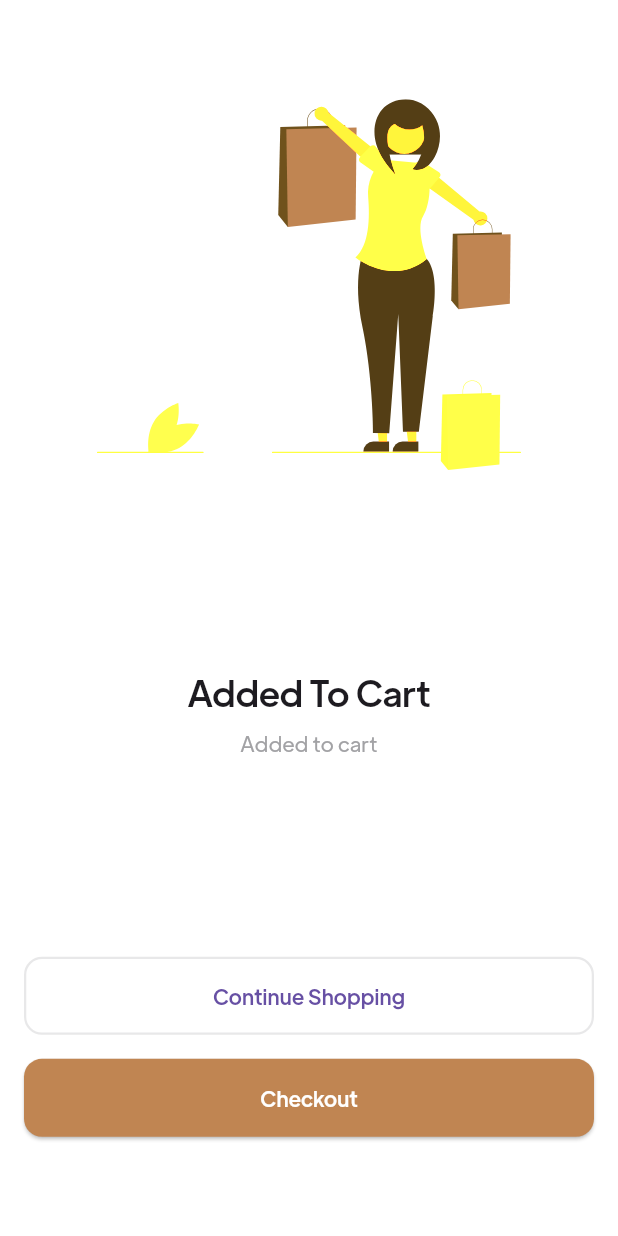
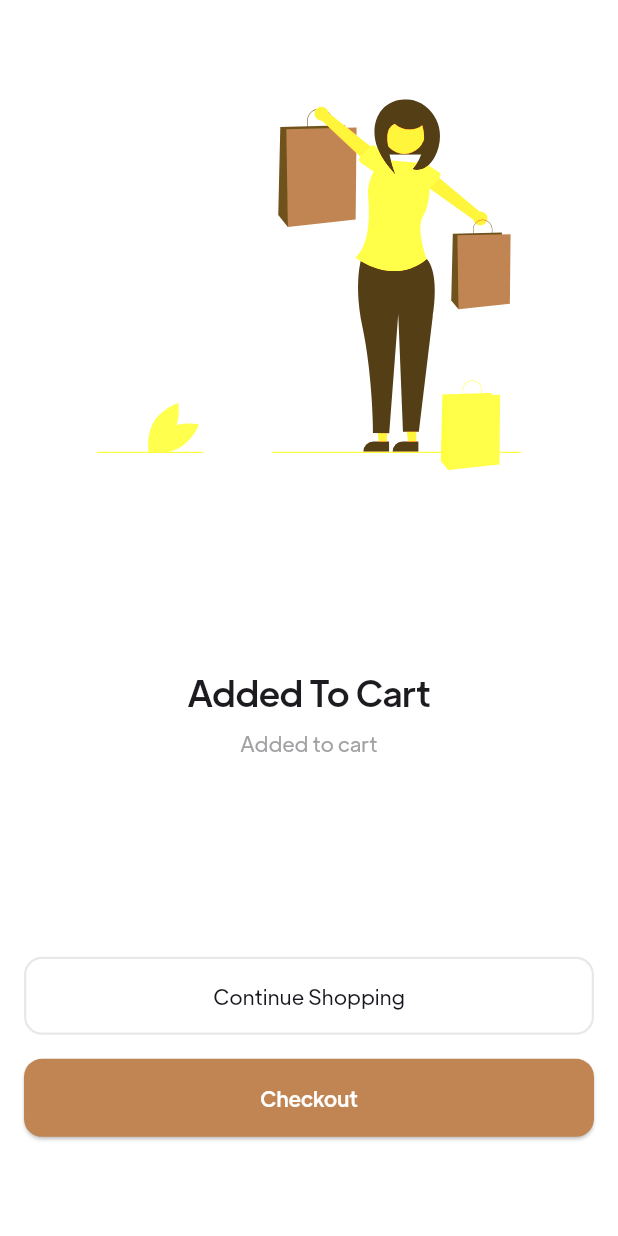
Before and after one commit to by-architect/ecommerce_app_mobile, a Flutter app: the AddedToCartMessageScreen screen opened directly, on a phone screen of 412 x 824 dp. Run offline on Flutter 3.47's test engine with Material 3 defaults, Android fonts, the phone set to English and light mode, and no system bars; our stand-ins replace bloc, cached_network_image, cloud_firestore, connectivity_plus, firebase_auth, firebase_core and 7 more; accounts and stored records are empty; network calls fail.

Commit message:
#58{#1,#2}

```diff
--- a/lib/common/ui/theme/AppStyles.dart
+++ b/lib/common/ui/theme/AppStyles.dart
@@ -5,28 +5,31 @@ import 'package:flutter/material.dart';
 import 'package:ecommerce_app_mobile/common/ui/theme/AppColors.dart';
 
 class AppStyles {
-
   static const grandisExtendedFont = "GrandisExtended";
 
-  static final ElevatedButtonThemeData elevatedButtonThemeDataLight = ElevatedButtonThemeData(
+  static final ElevatedButtonThemeData elevatedButtonThemeDataLight =
+      ElevatedButtonThemeData(
     style: ElevatedButton.styleFrom(
       padding: const EdgeInsets.all(AppSizes.defaultPadding),
       backgroundColor: AppColors.primaryColor,
       foregroundColor: AppColors.whiteColor,
       minimumSize: const Size(double.infinity, 32),
       shape: const RoundedRectangleBorder(
-        borderRadius: BorderRadius.all(Radius.circular(AppSizes.defaultBorderRadius)),
+        borderRadius:
+            BorderRadius.all(Radius.circular(AppSizes.defaultBorderRadius)),
       ),
     ),
   );
-  static final ElevatedButtonThemeData elevatedButtonThemeDataDark = ElevatedButtonThemeData(
+  static final ElevatedButtonThemeData elevatedButtonThemeDataDark =
+      ElevatedButtonThemeData(
     style: ElevatedButton.styleFrom(
       padding: const EdgeInsets.all(AppSizes.defaultPadding),
       backgroundColor: AppColors.primaryColorDark,
       foregroundColor: AppColors.whiteColor80,
       minimumSize: const Size(double.infinity, 32),
       shape: const RoundedRectangleBorder(
-        borderRadius: BorderRadius.all(Radius.circular(AppSizes.defaultBorderRadius)),
+        borderRadius:
+            BorderRadius.all(Radius.circular(AppSizes.defaultBorderRadius)),
       ),
     ),
   );
@@ -47,8 +50,6 @@ class AppStyles {
     showUnselectedLabels: false,
   );
 
-
-
   //todo: handle
   static const dialogThemeLight = DialogTheme(
     backgroundColor: AppColors.whiteColor,
@@ -57,12 +58,10 @@ class AppStyles {
     backgroundColor: AppColors.blackColor,
   );
 
-
-
   static const chipThemeLight = ChipThemeData(
     brightness: Brightness.light,
     backgroundColor: AppColors.whiteColor,
-    labelStyle: TextStyle(fontSize: 12,color: AppColors.blackColor) ,
+    labelStyle: TextStyle(fontSize: 12, color: AppColors.blackColor),
     secondarySelectedColor: AppColors.whiteColor,
     secondaryLabelStyle: TextStyle(color: AppColors.cyanColor),
     side: BorderSide(
@@ -71,20 +70,22 @@ class AppStyles {
   );
   static const chipThemeDark = ChipThemeData(
     brightness: Brightness.dark,
-    labelStyle: TextStyle(fontSize: 12,color: AppColors.greyColor) ,
+    labelStyle: TextStyle(fontSize: 12, color: AppColors.greyColor),
     side: BorderSide(
       color: AppColors.greyColor,
     ),
   );
 
-  static OutlinedButtonThemeData outlinedButtonTheme({Color borderColor = AppColors.blackColor10}) {
+  static OutlinedButtonThemeData outlinedButtonTheme(
+      {Color borderColor = AppColors.blackColor10}) {
     return OutlinedButtonThemeData(
       style: OutlinedButton.styleFrom(
         padding: const EdgeInsets.all(AppSizes.defaultPadding),
         minimumSize: const Size(double.infinity, 32),
         side: BorderSide(width: 1.5, color: borderColor),
         shape: const RoundedRectangleBorder(
-          borderRadius: BorderRadius.all(Radius.circular(AppSizes.defaultBorderRadius)),
+          borderRadius:
+              BorderRadius.all(Radius.circular(AppSizes.defaultBorderRadius)),
         ),
       ),
     );
@@ -95,7 +96,8 @@ class AppStyles {
     style: TextButton.styleFrom(foregroundColor: AppColors.primaryColorDark),
   );
 
-  static const InputDecorationTheme inputDecorationThemeLight = InputDecorationTheme(
+  static const InputDecorationTheme inputDecorationThemeLight =
+      InputDecorationTheme(
     fillColor: AppColors.lightGreyColor,
     filled: true,
     border: AppStyles.outlineInputBorder,
@@ -106,7 +108,8 @@ class AppStyles {
     errorBorder: errorOutlineInputBorder,
   );
 
-  static const InputDecorationTheme inputDecorationThemeDark = InputDecorationTheme(
+  static const InputDecorationTheme inputDecorationThemeDark =
+      InputDecorationTheme(
     fillColor: AppColors.darkGreyColor,
     filled: true,
     border: AppStyles.outlineInputBorder,
@@ -119,17 +122,22 @@ class AppStyles {
 
   //todo: handle
   static const OutlineInputBorder outlineInputBorder = OutlineInputBorder(
-    borderRadius: BorderRadius.all(Radius.circular(AppSizes.defaultBorderRadius)),
-    borderSide: BorderSide(color: AppColors.greyColor, width: AppSizes.defaultBoxWidth),
+    borderRadius:
+        BorderRadius.all(Radius.circular(AppSizes.defaultBorderRadius)),
+    borderSide:
+        BorderSide(color: AppColors.greyColor, width: AppSizes.defaultBoxWidth),
   );
 
-  static const OutlineInputBorder focusedOutlineInputBorder = OutlineInputBorder(
-    borderRadius: BorderRadius.all(Radius.circular(AppSizes.defaultBorderRadius)),
+  static const OutlineInputBorder focusedOutlineInputBorder =
+      OutlineInputBorder(
+    borderRadius:
+        BorderRadius.all(Radius.circular(AppSizes.defaultBorderRadius)),
     borderSide: BorderSide(color: AppColors.primaryColor),
   );
 
   static const OutlineInputBorder errorOutlineInputBorder = OutlineInputBorder(
-    borderRadius: BorderRadius.all(Radius.circular(AppSizes.defaultBorderRadius)),
+    borderRadius:
+        BorderRadius.all(Radius.circular(AppSizes.defaultBorderRadius)),
     borderSide: BorderSide(
       color: AppColors.errorColor,
     ),
@@ -137,7 +145,8 @@ class AppStyles {
 
   static OutlineInputBorder secondaryOutlineInputBorder(BuildContext context) {
     return OutlineInputBorder(
-      borderRadius: const BorderRadius.all(Radius.circular(AppSizes.defaultBorderRadius)),
+      borderRadius:
+          const BorderRadius.all(Radius.circular(AppSizes.defaultBorderRadius)),
       borderSide: BorderSide(
         color: Theme.of(context).textTheme.bodyLarge!.color!.withOpacity(0.15),
       ),
@@ -153,10 +162,6 @@ class AppStyles {
     ),
     side: const BorderSide(color: AppColors.whiteColor40),
   );
-
-
-
-
 
   static const AppBarTheme appBarLightTheme = AppBarTheme(
     backgroundColor: Colors.white,
@@ -180,7 +185,6 @@ class AppStyles {
     ),
   );
 
-
   //todo:
   static ScrollbarThemeData scrollbarThemeData = ScrollbarThemeData(
     trackColor: WidgetStateProperty.all(AppColors.primaryColor),
@@ -190,7 +194,8 @@ class AppStyles {
     columnSpacing: 24,
     headingRowColor: WidgetStateProperty.all(Colors.black12),
     decoration: BoxDecoration(
-      borderRadius: const BorderRadius.all(Radius.circular(AppSizes.defaultBorderRadius)),
+      borderRadius:
+          const BorderRadius.all(Radius.circular(AppSizes.defaultBorderRadius)),
       border: Border.all(color: Colors.black12),
     ),
     dataTextStyle: const TextStyle(
@@ -204,7 +209,8 @@ class AppStyles {
     columnSpacing: 24,
     headingRowColor: WidgetStateProperty.all(Colors.white10),
     decoration: BoxDecoration(
-      borderRadius: const BorderRadius.all(Radius.circular(AppSizes.defaultBorderRadius)),
+      borderRadius:
+          const BorderRadius.all(Radius.circular(AppSizes.defaultBorderRadius)),
       border: Border.all(color: Colors.white10),
     ),
     dataTextStyle: const TextStyle(
@@ -213,6 +219,18 @@ class AppStyles {
       fontSize: 12,
     ),
   );
+
+  static ButtonStyle clickableWidgetOutlinedStyleLight =
+      OutlinedButton.styleFrom(
+          disabledBackgroundColor: AppColors.whiteColor80,
+          minimumSize: const Size(256, 114),
+          maximumSize: const Size(256, 114),
+          padding: const EdgeInsets.all(8));
+  static ButtonStyle clickableWidgetOutlinedStyleDark =
+      OutlinedButton.styleFrom(
+          minimumSize: const Size(256, 114),
+          maximumSize: const Size(256, 114),
+          padding: const EdgeInsets.all(8));
 
   static BoxDecoration defaultBoxDecoration = BoxDecoration(
       borderRadius: BorderRadius.circular(AppSizes.defaultBorderRadius),
--- a/lib/common/ui/theme/AppText.dart
+++ b/lib/common/ui/theme/AppText.dart
@@ -312,7 +312,9 @@ class AppText {
   static const productPageUnitPrice = AppText("Unit price");
   static const productPageNotifyMe = AppText("Notify when product back to stock.");
   static const productPageAvailableInStock = AppText("Available in stock");
+  static const productPageAvailableInStockSmall = AppText("Available");
   static const productPageUnAvailableInStock = AppText("Currently unavailable");
+  static const productPageUnAvailableInStockSmall = AppText("Unavailable");
   static const productPageStorePickupAvailability = AppText("Store pickup availability");
 
 // Product Details Page
--- a/lib/data/fakerepository/fake_models.dart
+++ b/lib/data/fakerepository/fake_models.dart
@@ -260,7 +260,7 @@ class FakeProductModels {
       barcode: "4203854832",
       addedDate: DateTime.now(),
       modifiedDate: DateTime.now(),
-      quantity: 4,
+      quantity: 0,
       price: 200,
       discount: 0,
       productFeatureOptionIds: ["0", "3", "7"]);
--- a/lib/presentation/cart/page/cart_form.dart
+++ b/lib/presentation/cart/page/cart_form.dart
@@ -1,6 +1,7 @@
 import 'package:ecommerce_app_mobile/common/ui/theme/AppSizes.dart';
 import 'package:ecommerce_app_mobile/common/ui/theme/AppText.dart';
 import 'package:ecommerce_app_mobile/data/fakerepository/fake_models.dart';
+import 'package:ecommerce_app_mobile/data/model/cart_item.dart';
 import 'package:ecommerce_app_mobile/presentation/authentication/pages/email_verification_screen.dart';
 import 'package:ecommerce_app_mobile/presentation/cart/widget/order_summary.dart';
 import 'package:ecommerce_app_mobile/presentation/cart/page/paying_screen.dart';
@@ -41,7 +42,7 @@ class CartForm extends StatelessWidget {
                   padding:
                       const EdgeInsets.symmetric(vertical: AppSizes.spaceBtwVerticalFieldsSmall / 2),
                   child: SecondaryProductCard(
-                    product: FakeProductModels.products[index],
+                    cartItem: CartItem(FakeProductModels.products[index], FakeProductModels.subProduct2, index),
                   ),
                 ),
               )),
--- a/lib/presentation/products/page/added_to_cart_message_screen.dart
+++ b/lib/presentation/products/page/added_to_cart_message_screen.dart
@@ -3,6 +3,8 @@ import 'package:ecommerce_app_mobile/common/ui/assets/AppImages.dart';
 import 'package:ecommerce_app_mobile/common/ui/theme/AppSizes.dart';
 import 'package:ecommerce_app_mobile/common/ui/theme/AppText.dart';
 import 'package:ecommerce_app_mobile/common/ui/theme/color_filters.dart';
+import 'package:ecommerce_app_mobile/presentation/common/widgets/ButtonPrimary.dart';
+import 'package:ecommerce_app_mobile/presentation/common/widgets/button_secondary.dart';
 import 'package:ecommerce_app_mobile/presentation/main/page/main_screen.dart';
 import 'package:flutter/material.dart';
 import 'package:flutter_svg/flutter_svg.dart';
@@ -15,7 +17,8 @@ class AddedToCartMessageScreen extends StatelessWidget {
     return Scaffold(
       body: SafeArea(
         child: Padding(
-          padding: const EdgeInsets.symmetric(horizontal: AppSizes.defaultPadding),
+          padding:
+              const EdgeInsets.symmetric(horizontal: AppSizes.defaultPadding),
           child: Column(
             children: [
               const Spacer(),
@@ -27,7 +30,10 @@ class AddedToCartMessageScreen extends StatelessWidget {
               const Spacer(flex: 2),
               Text(
                 AppText.productDetailsPageAddedToCart.capitalizeEveryWord,
-                style: Theme.of(context).textTheme.headlineSmall!.copyWith(fontWeight: FontWeight.w500),
+                style: Theme.of(context)
+                    .textTheme
+                    .headlineSmall!
+                    .copyWith(fontWeight: FontWeight.w500),
               ),
               const SizedBox(height: AppSizes.defaultPadding / 2),
               Text(
@@ -35,18 +41,19 @@ class AddedToCartMessageScreen extends StatelessWidget {
                 textAlign: TextAlign.center,
               ),
               const Spacer(flex: 2),
-              OutlinedButton(
-                onPressed: () {
+              ButtonSecondary(
+                onTap: () {
                   Navigator.of(context).pop();
                 },
-                child: Text(AppText.productDetailsPageContinueShopping.capitalizeEveryWord),
+                text: AppText
+                    .productDetailsPageContinueShopping.capitalizeEveryWord,
               ),
               const SizedBox(height: AppSizes.defaultPadding),
-              ElevatedButton(
-                onPressed: () {
+              ButtonPrimary(
+                onTap: () {
                   //todo: go to cart
                 },
-                child: Text(AppText.productDetailsPageCheckout.capitalizeFirstWord),
+                text: AppText.productDetailsPageCheckout.capitalizeFirstWord,
               ),
               const Spacer(),
             ],
```
Also changed, not shown: lib/data/model/cart_item.dart (added, +18 -0 lines), lib/presentation/cart/widget/secondary_prouduct_card.dart (+62 -26 lines), lib/presentation/cart/widget/wallet_history_card.dart (+4 -3 lines), lib/presentation/products/widget/product_availability_tag.dart (+21 -8 lines), lib/presentation/products/widget/product_quantity.dart (+12 -8 lines), lib/sddklibrary/ui/widget_clickable_outlined.dart (added, +38 -0 lines).
